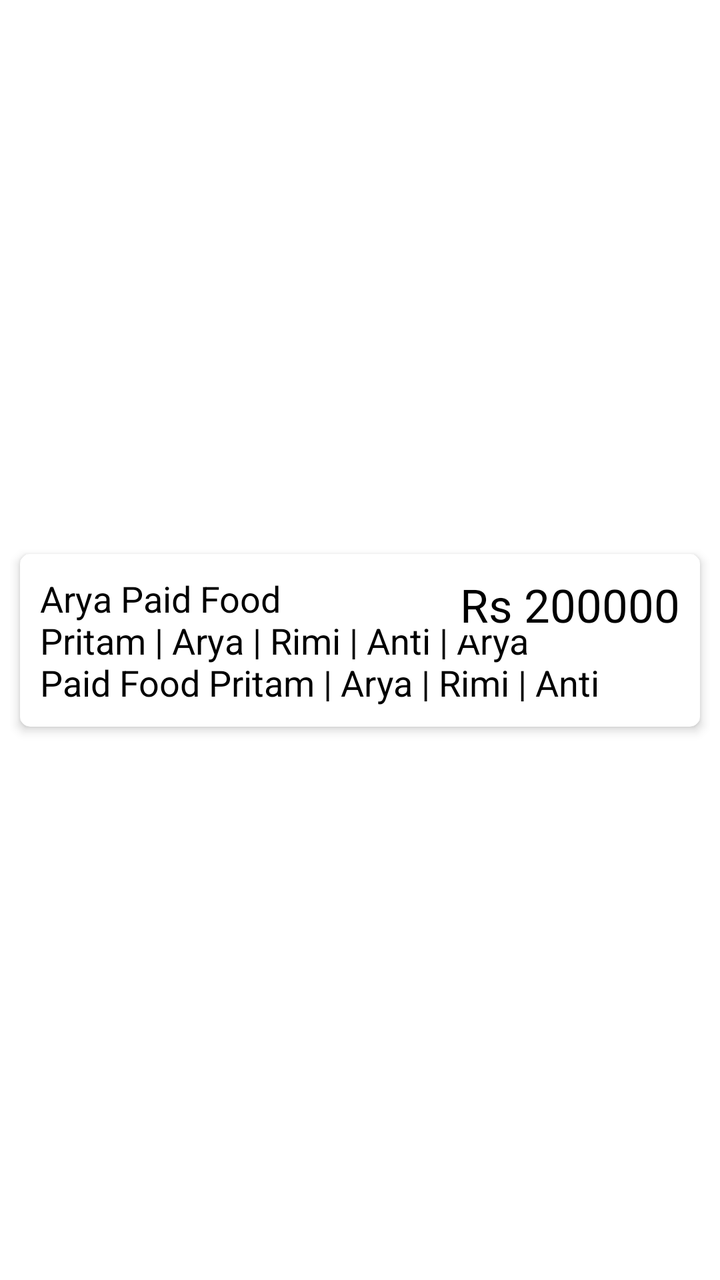
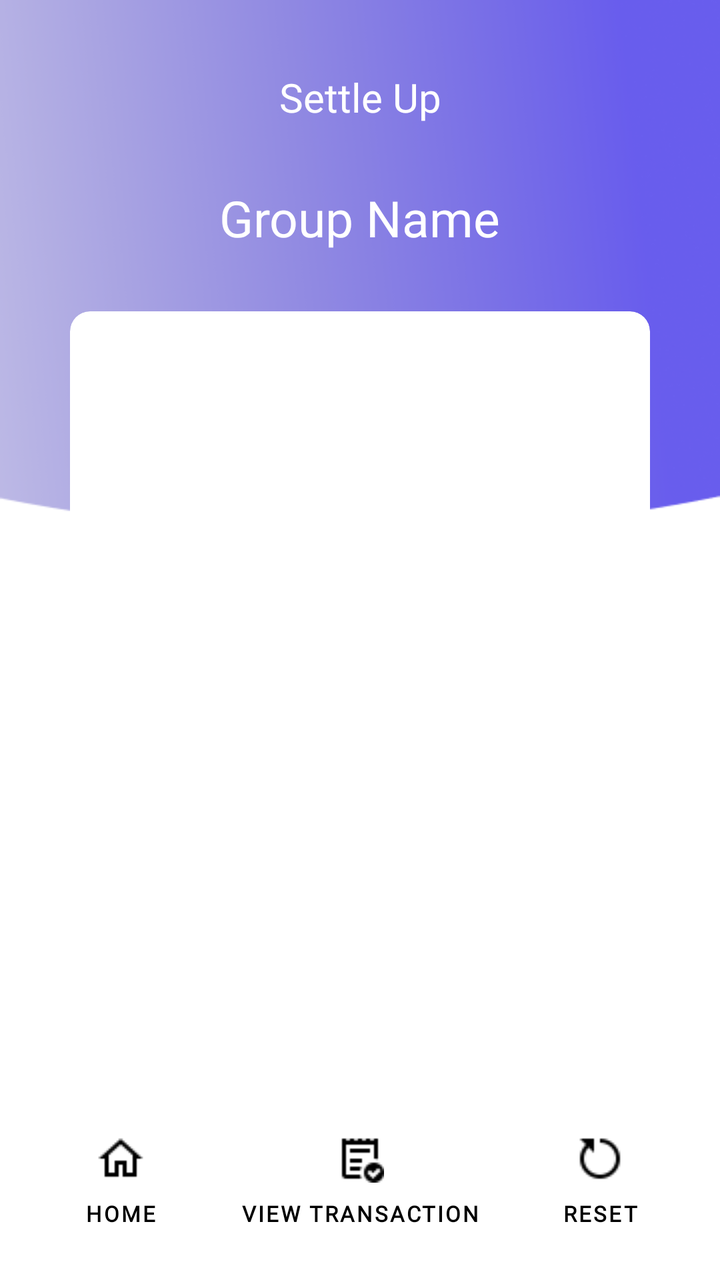

Screens rendered from an Android XML layout before and after an edit, with the pre-edit source and the edit as a unified diff.
<!-- AndroidManifest.xml: application theme Theme.SplitYourBill -->
<!-- res/layout/activity_main2.xml -->
<?xml version="1.0" encoding="utf-8"?>
<androidx.constraintlayout.widget.ConstraintLayout xmlns:android="http://schemas.android.com/apk/res/android"
    xmlns:app="http://schemas.android.com/apk/res-auto"
    xmlns:tools="http://schemas.android.com/tools"
    android:layout_width="match_parent"
    android:layout_height="match_parent"
    android:orientation="horizontal"
    android:padding="5dp"
    tools:context=".MainActivity2">


    <androidx.cardview.widget.CardView
        android:layout_width="match_parent"
        android:layout_height="wrap_content"
        app:layout_constraintBottom_toBottomOf="parent"
        app:layout_constraintTop_toTopOf="parent"
        app:layout_constraintVertical_bias="0.5"
        app:cardCornerRadius="5dp"
        android:padding="5dp"
        app:cardElevation="3dp"
        android:layout_margin="5dp"
        app:contentPadding="10dp"
        app:cardPreventCornerOverlap="true"
        android:layout_gravity="center"
        app:cardBackgroundColor="@color/white" >

        <TextView
            android:id="@+id/customTextView"
            android:layout_width="280dp"
            android:layout_height="wrap_content"
            android:layout_marginEnd="15dp"
            android:layout_weight="1"
            android:background="@color/white"
            android:text="Arya Paid Food \nPritam | Arya | Rimi | Anti | Arya Paid Food Pritam | Arya | Rimi | Anti"
            android:textColor="@color/black"
            android:textSize="18sp" />

        <TextView
            android:id="@+id/customTextViewAmount"
            android:layout_width="wrap_content"
            android:layout_height="wrap_content"
            android:layout_weight="0"
            android:ellipsize="end"
            android:maxLines="1"
            android:layout_marginStart="15dp"
            android:textColor="@color/black"
            android:text="Rs 200000"
            android:textSize="23sp"
            android:background="@color/white"
            android:layout_gravity="end"
            />

    </androidx.cardview.widget.CardView>





</androidx.constraintlayout.widget.ConstraintLayout>
<!-- resources referenced by this layout -->
<resources>
  <color name="black">#FF000000</color>
  <color name="white">#FFFFFFFF</color>
  <style name="Theme.SplitYourBill" parent="Theme.MaterialComponents.Light.NoActionBar">
  
  
  
      </style>
</resources>

<!-- the commit's change to res/layout/activity_main2.xml (unified diff, before → after) -->
@@ -4,54 +4,117 @@
     xmlns:tools="http://schemas.android.com/tools"
     android:layout_width="match_parent"
     android:layout_height="match_parent"
-    android:orientation="horizontal"
+    android:background="@drawable/background"
+    android:orientation="vertical"
     android:padding="5dp"
     tools:context=".MainActivity2">
 
+    <TextView
+        android:id="@+id/textView"
+        android:layout_width="wrap_content"
+        android:layout_height="wrap_content"
+        android:layout_marginTop="30dp"
+        android:fontFamily="@font/poppins_medium"
+        android:text="Settle Up"
+        android:textColor="@color/white"
+        android:textSize="20sp"
+        app:layout_constraintEnd_toEndOf="parent"
+        app:layout_constraintHorizontal_bias="0.5"
+        app:layout_constraintStart_toStartOf="parent"
+        app:layout_constraintTop_toTopOf="parent" />
+
+    <TextView
+        android:id="@+id/viewGroupName"
+        android:layout_width="wrap_content"
+        android:layout_height="wrap_content"
+        android:layout_marginTop="30dp"
+        android:fontFamily="@font/poppins_medium"
+        android:text="@string/group_name"
+        android:textColor="@color/white"
+        android:textSize="25sp"
+        app:layout_constraintEnd_toEndOf="parent"
+        app:layout_constraintHorizontal_bias="0.5"
+        app:layout_constraintStart_toStartOf="parent"
+        app:layout_constraintTop_toBottomOf="@+id/textView" />
 
     <androidx.cardview.widget.CardView
         android:layout_width="match_parent"
         android:layout_height="wrap_content"
-        app:layout_constraintBottom_toBottomOf="parent"
-        app:layout_constraintTop_toTopOf="parent"
-        app:layout_constraintVertical_bias="0.5"
-        app:cardCornerRadius="5dp"
-        android:padding="5dp"
-        app:cardElevation="3dp"
-        android:layout_margin="5dp"
-        app:contentPadding="10dp"
-        app:cardPreventCornerOverlap="true"
-        android:layout_gravity="center"
-        app:cardBackgroundColor="@color/white" >
+        android:layout_marginStart="30dp"
+        android:layout_marginTop="30dp"
+        android:layout_marginEnd="30dp"
+        android:background="@color/white"
+        app:cardCornerRadius="10dp"
+        app:cardElevation="0dp"
+        app:layout_constraintEnd_toEndOf="parent"
+        app:layout_constraintHorizontal_bias="0.5"
+        app:layout_constraintStart_toStartOf="parent"
+        app:layout_constraintTop_toBottomOf="@+id/viewGroupName">
 
-        <TextView
-            android:id="@+id/customTextView"
-            android:layout_width="280dp"
-            android:layout_height="wrap_content"
-            android:layout_marginEnd="15dp"
-            android:layout_weight="1"
-            android:background="@color/white"
-            android:text="Arya Paid Food \nPritam | Arya | Rimi | Anti | Arya Paid Food Pritam | Arya | Rimi | Anti"
-            android:textColor="@color/black"
-            android:textSize="18sp" />
 
-        <TextView
-            android:id="@+id/customTextViewAmount"
-            android:layout_width="wrap_content"
-            android:layout_height="wrap_content"
-            android:layout_weight="0"
-            android:ellipsize="end"
-            android:maxLines="1"
-            android:layout_marginStart="15dp"
-            android:textColor="@color/black"
-            android:text="Rs 200000"
-            android:textSize="23sp"
-            android:background="@color/white"
-            android:layout_gravity="end"
-            />
+        <ListView
+            android:id="@+id/settleUpListView"
+            android:layout_width="match_parent"
+            android:layout_height="400dp" />
 
     </androidx.cardview.widget.CardView>
 
+    <Button
+        android:id="@+id/goToHomeButton"
+        android:layout_width="wrap_content"
+        android:layout_height="wrap_content"
+        android:layout_marginBottom="10dp"
+
+        android:background="@color/transparent"
+        android:drawableTop="@drawable/home"
+        android:fontFamily="@font/poppins"
+        android:padding="5dp"
+        android:text="@string/home"
+        android:textColor="@color/black"
+        android:textSize="11sp"
+        android:textStyle="bold"
+        app:layout_constraintBottom_toBottomOf="parent"
+        app:layout_constraintEnd_toStartOf="@+id/showTransButton"
+        app:layout_constraintHorizontal_bias="0.5"
+        app:layout_constraintStart_toStartOf="parent" />
+
+    <Button
+        android:id="@+id/showTransButton"
+        android:layout_width="wrap_content"
+        android:layout_height="wrap_content"
+        android:layout_marginBottom="10dp"
+        android:background="@color/transparent"
+        android:drawableTop="@drawable/paid"
+        android:fontFamily="@font/poppins"
+        android:padding="5dp"
+        android:text="@string/view_transaction"
+        android:textColor="@color/black"
+        android:textSize="11sp"
+        android:textStyle="bold"
+        app:layout_constraintBottom_toBottomOf="parent"
+        app:layout_constraintEnd_toStartOf="@+id/resetButton"
+        app:layout_constraintHorizontal_bias="0.5"
+        app:layout_constraintStart_toEndOf="@+id/goToHomeButton" />
+
+    <Button
+        android:id="@+id/resetButton"
+        android:layout_width="wrap_content"
+        android:layout_height="wrap_content"
+        android:layout_marginBottom="10dp"
+        android:background="@color/transparent"
+        android:drawableTop="@drawable/reset"
+        android:fontFamily="@font/poppins"
+        android:padding="5dp"
+
+        android:text="@string/reset"
+
+        android:textColor="@color/black"
+        android:textSize="11sp"
+        android:textStyle="bold"
+        app:layout_constraintBottom_toBottomOf="parent"
+        app:layout_constraintEnd_toEndOf="parent"
+        app:layout_constraintHorizontal_bias="0.5"
+        app:layout_constraintStart_toEndOf="@+id/showTransButton" />
 
 
 
<!-- resource entries referenced after the edit -->
@@ -1,7 +1,16 @@
 <!-- resources referenced by this layout -->
 <resources>
   <color name="black">#FF000000</color>
+  <color name="transparent">#00FFFFFF</color>
   <color name="white">#FFFFFFFF</color>
+  <!-- drawable background: png bitmap (drawable, 30810 bytes) -->
+  <!-- drawable home: png bitmap (drawable, 303 bytes) -->
+  <!-- drawable paid: png bitmap (drawable, 299 bytes) -->
+  <!-- drawable reset: png bitmap (drawable, 388 bytes) -->
+  <string name="group_name">Group Name</string>
+  <string name="home">Home</string>
+  <string name="reset">Reset</string>
+  <string name="view_transaction">View Transaction</string>
   <style name="Theme.SplitYourBill" parent="Theme.MaterialComponents.Light.NoActionBar">
   
   
